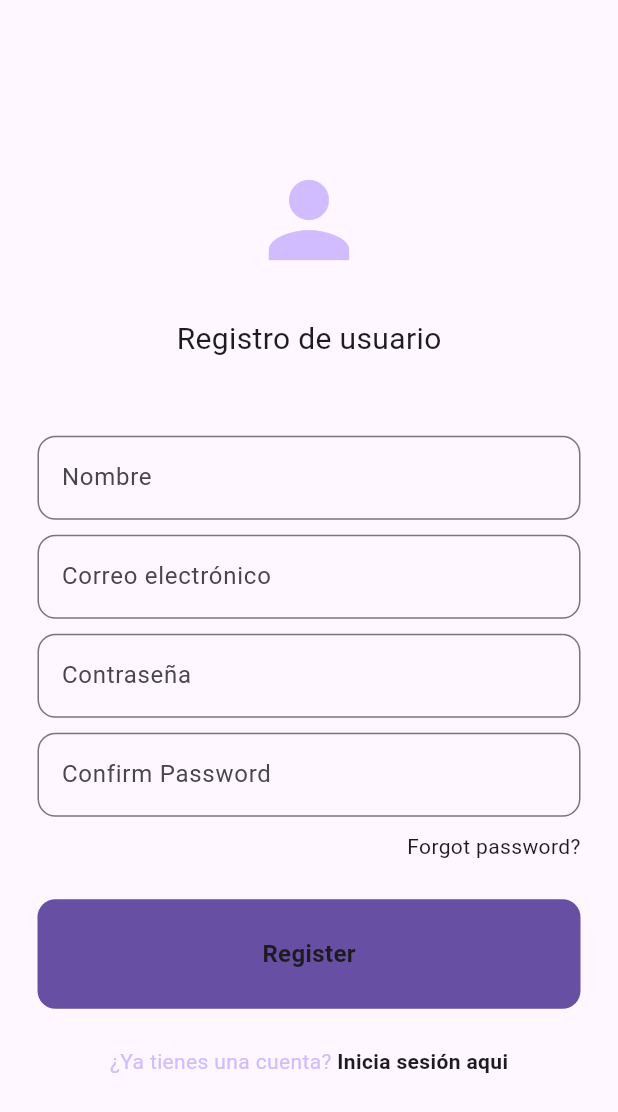
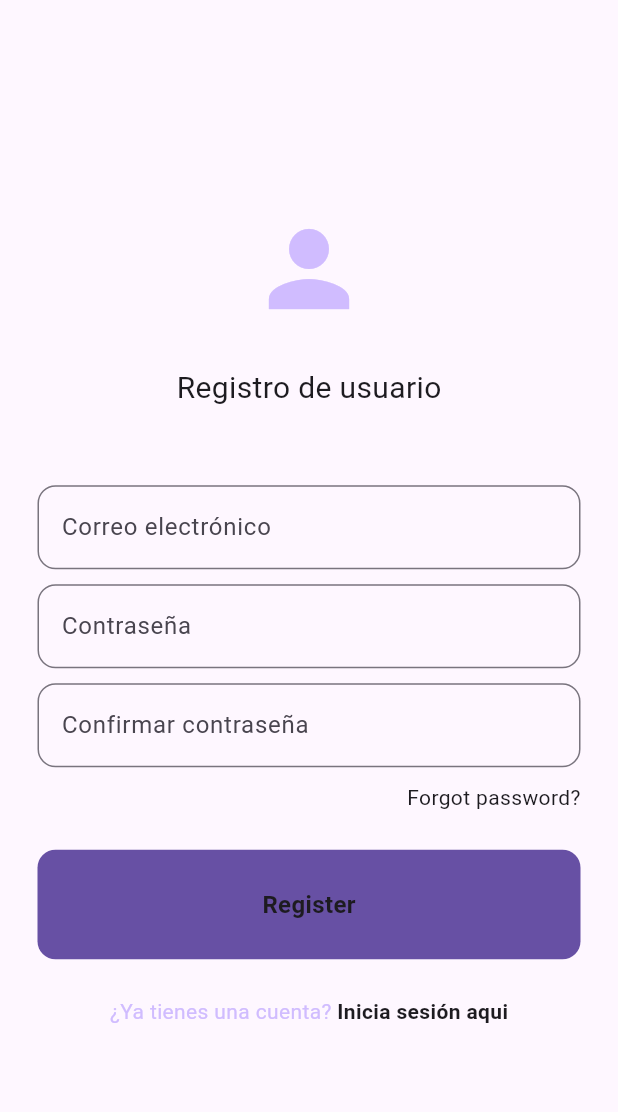
Before and after one commit to Wences69/Examen_psp_pmdm, a Flutter app: the RegisterView screen opened by its route, on a phone screen of 412 x 824 dp. Shown: the top 1112 px of the screen. Run offline on Flutter 3.47's test engine with Material 3 defaults, Android fonts, the phone set to English and light mode, and no system bars.

Commit message:
PMDM: 1) He quitado el textfield del nombre ya que no lo vamos a usar

```diff
--- a/lib/OnBoarding/RegisterView.dart
+++ b/lib/OnBoarding/RegisterView.dart
@@ -39,14 +39,6 @@ class RegisterView extends StatelessWidget {
                 const SizedBox(height: 50),
 
                 CustomTextField(
-                  sHint: "Nombre",
-                  blIsPasswd: false,
-                  tecControler: tecUsername,
-                ),
-
-                const SizedBox(height: 10),
-
-                CustomTextField(
                   sHint: "Correo electrónico",
                   blIsPasswd: false,
                   tecControler: tecEmail,
@@ -63,7 +55,7 @@ class RegisterView extends StatelessWidget {
                 const SizedBox(height: 10),
 
                 CustomTextField(
-                  sHint: "Confirm Password",
+                  sHint: "Confirmar contraseña",
                   blIsPasswd: true,
                   tecControler: tecConfirmPasswd,
                 ),
```
